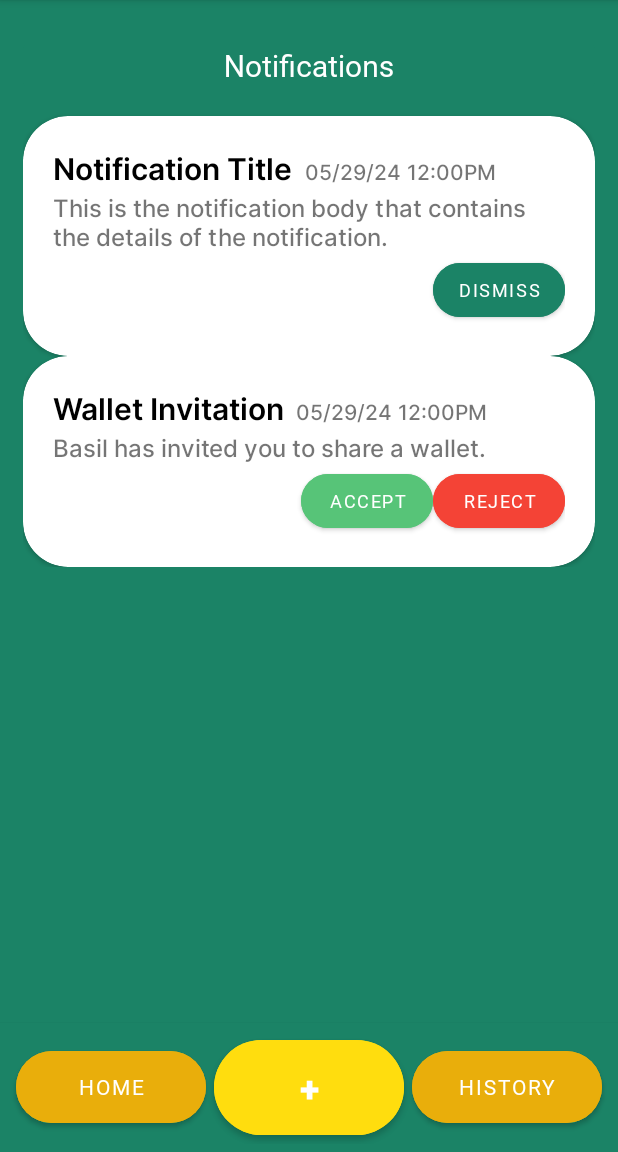
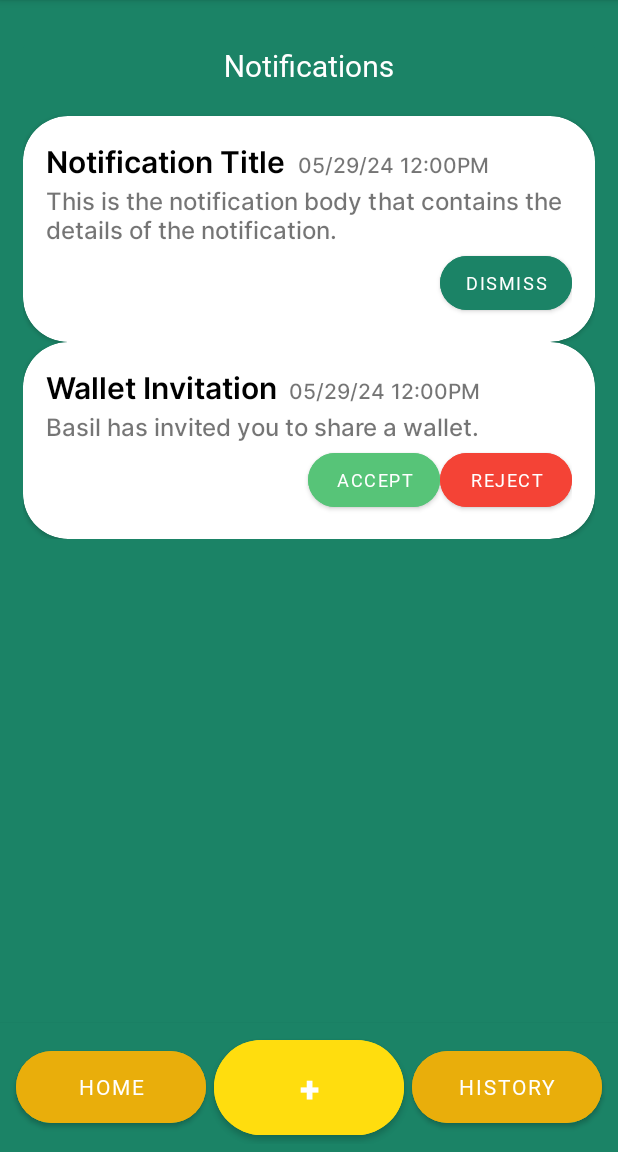
Before and after one commit to cusgan/FinanceTracker, an Android app: the fragment Notifications placed in its activity, on a phone screen of 412 x 824 dp, the part 84-1236 px from its top. Run offline under Robolectric (Android 15) with nearby library versions, the phone set to English and light mode, and no system bars; network calls fail.

Commit message:
minor adjustments to layout

```diff
--- a/app/src/main/res/layout/fragment_notifications.xml
+++ b/app/src/main/res/layout/fragment_notifications.xml
@@ -47,7 +47,7 @@
                 android:layout_width="match_parent"
                 android:layout_height="match_parent"
                 app:cardCornerRadius="30dp"
-                app:contentPadding="10dp">
+                app:contentPadding="5dp">
 
                 <LinearLayout
                     android:layout_width="match_parent"
@@ -104,7 +104,7 @@
                 android:layout_width="match_parent"
                 android:layout_height="match_parent"
                 app:cardCornerRadius="30dp"
-                app:contentPadding="10dp">
+                app:contentPadding="5dp">
 
                 <LinearLayout
                     android:layout_width="match_parent"
--- a/app/src/main/res/layout/fragment_transaction_history.xml
+++ b/app/src/main/res/layout/fragment_transaction_history.xml
@@ -47,7 +47,7 @@
                 android:layout_width="match_parent"
                 android:layout_height="match_parent"
                 app:cardCornerRadius="30dp"
-                app:contentPadding="10dp">
+                app:contentPadding="5dp">
 
                 <LinearLayout
                     android:layout_width="match_parent"
```
